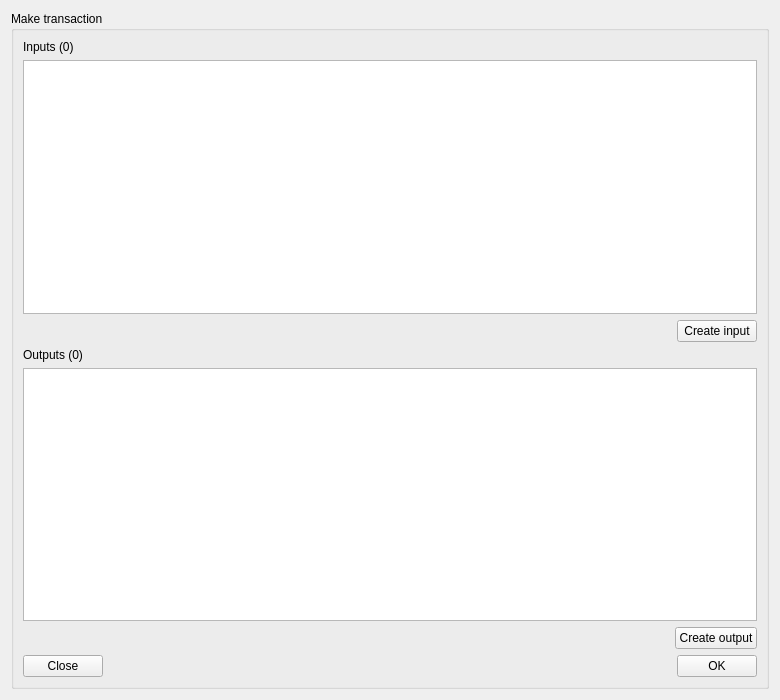
This is online_wallet/forms/maketransactionwindow.ui in bmstu-iu8-2018-project/wallet as Qt 5 draws it before an edit. The edited form follows.
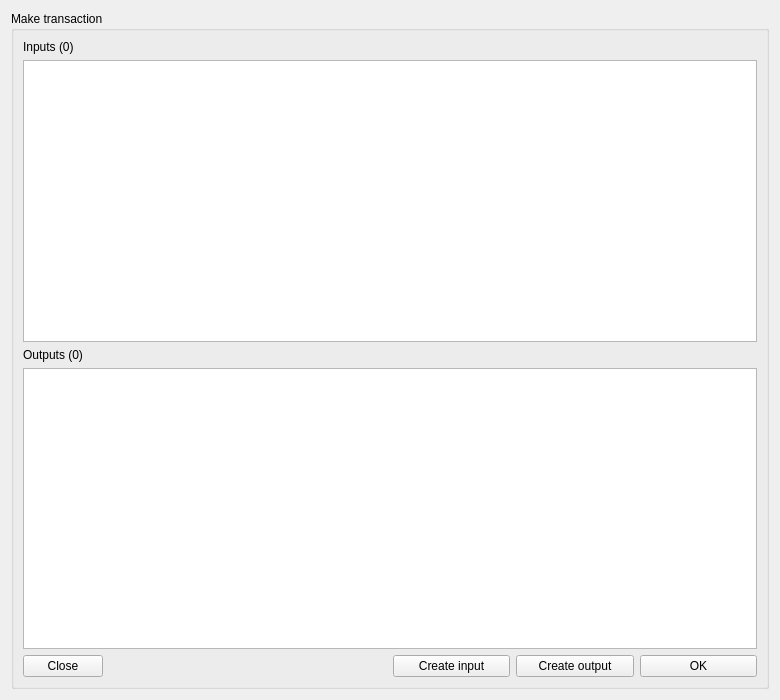
This is the edited form.

What changed in the file:
```diff
--- a/online_wallet/forms/maketransactionwindow.ui
+++ b/online_wallet/forms/maketransactionwindow.ui
@@ -13,13 +13,13 @@
   <property name="windowTitle">
    <string>Form</string>
   </property>
-  <layout class="QVBoxLayout" name="verticalLayout_2">
+  <layout class="QVBoxLayout" name="verticalLayout">
    <item>
     <widget class="QGroupBox" name="groupBox">
      <property name="title">
       <string>Make transaction</string>
      </property>
-     <layout class="QVBoxLayout" name="verticalLayout">
+     <layout class="QVBoxLayout" name="verticalLayout_2">
       <item>
        <widget class="QLabel" name="input_label">
         <property name="text">
@@ -30,17 +30,6 @@
       <item>
        <widget class="QTableWidget" name="inputs"/>
       </item>
-      <item>
-       <layout class="QHBoxLayout" name="horizontalLayout">
-        <item alignment="Qt::AlignRight">
-         <widget class="QPushButton" name="create_input">
-          <property name="text">
-           <string>Create input</string>
-          </property>
-         </widget>
-        </item>
-       </layout>
-      </item>
       <item>
        <widget class="QLabel" name="output_label">
         <property name="text">
@@ -52,18 +41,7 @@
        <widget class="QTableWidget" name="outputs"/>
       </item>
       <item>
-       <layout class="QHBoxLayout" name="horizontalLayout_3">
-        <item alignment="Qt::AlignRight">
-         <widget class="QPushButton" name="create_output">
-          <property name="text">
-           <string>Create output</string>
-          </property>
-         </widget>
-        </item>
-       </layout>
-      </item>
-      <item>
-       <layout class="QHBoxLayout" name="horizontalLayout_2">
+       <layout class="QHBoxLayout" name="horizontalLayout">
         <item alignment="Qt::AlignLeft">
          <widget class="QPushButton" name="clouse">
           <property name="text">
@@ -71,12 +49,30 @@
           </property>
          </widget>
         </item>
-        <item alignment="Qt::AlignRight">
-         <widget class="QPushButton" name="build_transaction">
-          <property name="text">
-           <string>OK</string>
-          </property>
-         </widget>
+        <item>
+         <layout class="QGridLayout" name="gridLayout">
+          <item row="0" column="0">
+           <widget class="QPushButton" name="create_input">
+            <property name="text">
+             <string>Create input</string>
+            </property>
+           </widget>
+          </item>
+          <item row="0" column="1">
+           <widget class="QPushButton" name="create_output">
+            <property name="text">
+             <string>Create output</string>
+            </property>
+           </widget>
+          </item>
+          <item row="0" column="2">
+           <widget class="QPushButton" name="build_transaction">
+            <property name="text">
+             <string>OK</string>
+            </property>
+           </widget>
+          </item>
+         </layout>
         </item>
        </layout>
       </item>
```
